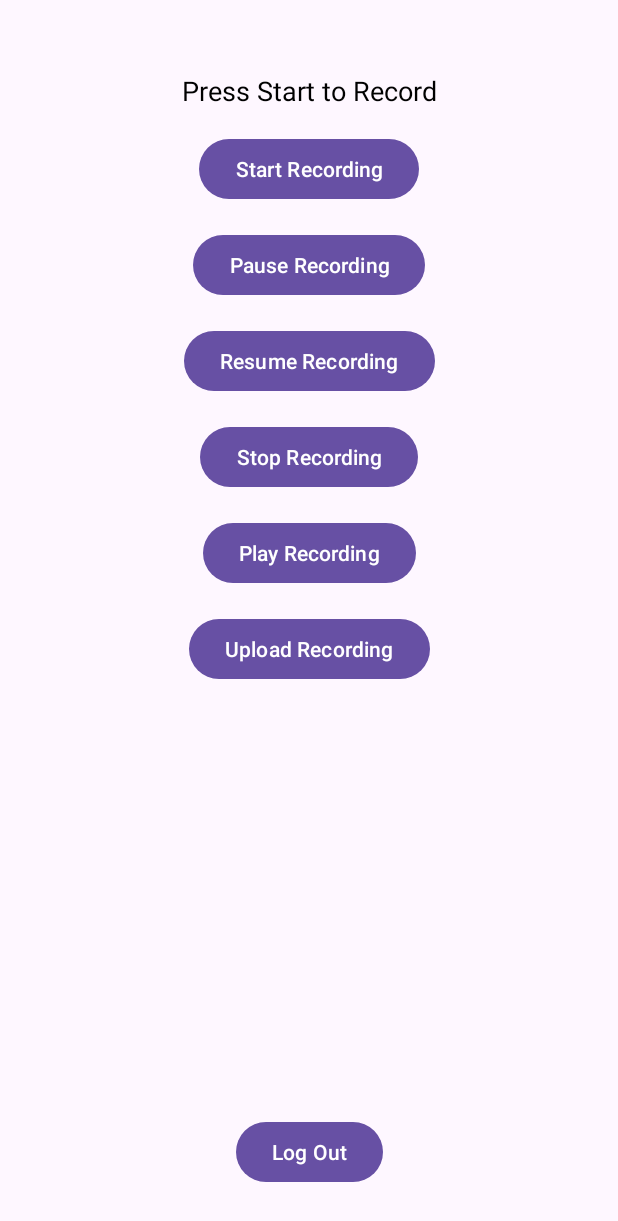
After one commit to arvnd-nelri/Audio-Analysis, an Android app: the layout activity_recording.xml on its own in the app's theme, with its tools: preview values and no code run, on a phone screen of 412 x 824 dp. The commit adds this screen. Shown: the top 1221 px of the screen. Run offline under Robolectric (Android 15) with nearby library versions, the phone set to English and light mode, and no system bars.

Commit message:
Uploaded existing code for Audio Analysis app

```diff
--- /dev/null
+++ b/app/src/main/res/layout/activity_recording.xml
@@ -0,0 +1,103 @@
+<?xml version="1.0" encoding="utf-8"?>
+<androidx.constraintlayout.widget.ConstraintLayout
+    xmlns:android="http://schemas.android.com/apk/res/android"
+    xmlns:app="http://schemas.android.com/apk/res-auto"
+    xmlns:tools="http://schemas.android.com/tools"
+    android:id="@+id/main"
+    android:layout_width="match_parent"
+    android:layout_height="match_parent"
+    android:padding="16dp"
+    tools:context=".recording.RecordingActivity">
+
+    <!-- Status TextView -->
+    <TextView
+        android:id="@+id/statusTextView"
+        android:layout_width="wrap_content"
+        android:layout_height="wrap_content"
+        android:layout_marginTop="32dp"
+        android:text="Press Start to Record"
+        android:textAlignment="center"
+        android:textColor="@android:color/black"
+        android:textSize="18sp"
+        app:layout_constraintStart_toStartOf="parent"
+        app:layout_constraintEnd_toEndOf="parent"
+        app:layout_constraintTop_toTopOf="parent" />
+
+    <!-- Start Recording Button -->
+    <Button
+        android:id="@+id/startRecordingButton"
+        android:layout_width="wrap_content"
+        android:layout_height="wrap_content"
+        android:text="Start Recording"
+        app:layout_constraintStart_toStartOf="parent"
+        app:layout_constraintEnd_toEndOf="parent"
+        app:layout_constraintTop_toBottomOf="@id/statusTextView"
+        android:layout_marginTop="16dp" />
+
+    <!-- Pause Recording Button -->
+    <Button
+        android:id="@+id/pauseRecordingButton"
+        android:layout_width="wrap_content"
+        android:layout_height="wrap_content"
+        android:text="Pause Recording"
+        app:layout_constraintStart_toStartOf="parent"
+        app:layout_constraintEnd_toEndOf="parent"
+        app:layout_constraintTop_toBottomOf="@id/startRecordingButton"
+        android:layout_marginTop="16dp" />
+
+    <!-- Resume Recording Button -->
+    <Button
+        android:id="@+id/resumeRecordingButton"
+        android:layout_width="wrap_content"
+        android:layout_height="wrap_content"
+        android:text="Resume Recording"
+        app:layout_constraintStart_toStartOf="parent"
+        app:layout_constraintEnd_toEndOf="parent"
+        app:layout_constraintTop_toBottomOf="@id/pauseRecordingButton"
+        android:layout_marginTop="16dp" />
+
+    <!-- Stop Recording Button -->
+    <Button
+        android:id="@+id/stopRecordingButton"
+        android:layout_width="wrap_content"
+        android:layout_height="wrap_content"
+        android:text="Stop Recording"
+        app:layout_constraintStart_toStartOf="parent"
+        app:layout_constraintEnd_toEndOf="parent"
+        app:layout_constraintTop_toBottomOf="@id/resumeRecordingButton"
+        android:layout_marginTop="16dp" />
+
+    <!-- Play Recording Button -->
+    <Button
+        android:id="@+id/playRecordingButton"
+        android:layout_width="wrap_content"
+        android:layout_height="wrap_content"
+        android:text="Play Recording"
+        app:layout_constraintStart_toStartOf="parent"
+        app:layout_constraintEnd_toEndOf="parent"
+        app:layout_constraintTop_toBottomOf="@id/stopRecordingButton"
+        android:layout_marginTop="16dp" />
+
+    <!-- Upload Recording Button -->
+    <Button
+        android:id="@+id/uploadRecordingButton"
+        android:layout_width="wrap_content"
+        android:layout_height="wrap_content"
+        android:text="Upload Recording"
+        app:layout_constraintStart_toStartOf="parent"
+        app:layout_constraintEnd_toEndOf="parent"
+        app:layout_constraintTop_toBottomOf="@id/playRecordingButton"
+        android:layout_marginTop="16dp" />
+
+    <!-- Log Out Button -->
+    <Button
+        android:id="@+id/logoutButton"
+        android:layout_width="wrap_content"
+        android:layout_height="wrap_content"
+        android:text="Log Out"
+        app:layout_constraintStart_toStartOf="parent"
+        app:layout_constraintEnd_toEndOf="parent"
+        app:layout_constraintBottom_toBottomOf="parent"
+        android:layout_marginBottom="16dp" />
+
+</androidx.constraintlayout.widget.ConstraintLayout>
```
Also changed, not shown: app/src/main/AndroidManifest.xml (+9 -0 lines), app/src/main/java/com/example/audioanalysis/Permissions/PermissionsManager.java (+108 -126 lines), app/src/main/java/com/example/audioanalysis/recording/AudioRecorderManager.java (+124 -0 lines), app/src/main/java/com/example/audioanalysis/recording/RecordingActivity.java (+130 -1 lines), 1 other file.
